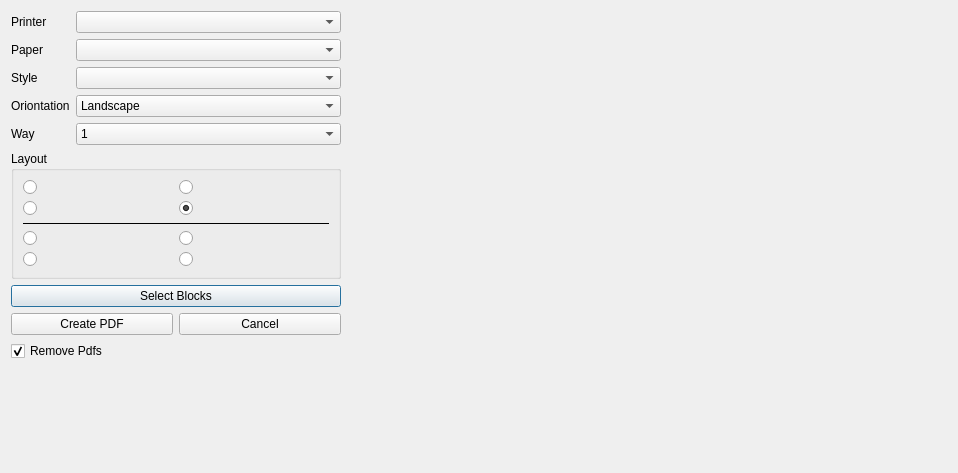
The window that widgets/import_export/export_dwg_to_pdf.ui (ebrahimraeyat/civilTools) describes before a commit, drawn with Qt 5.
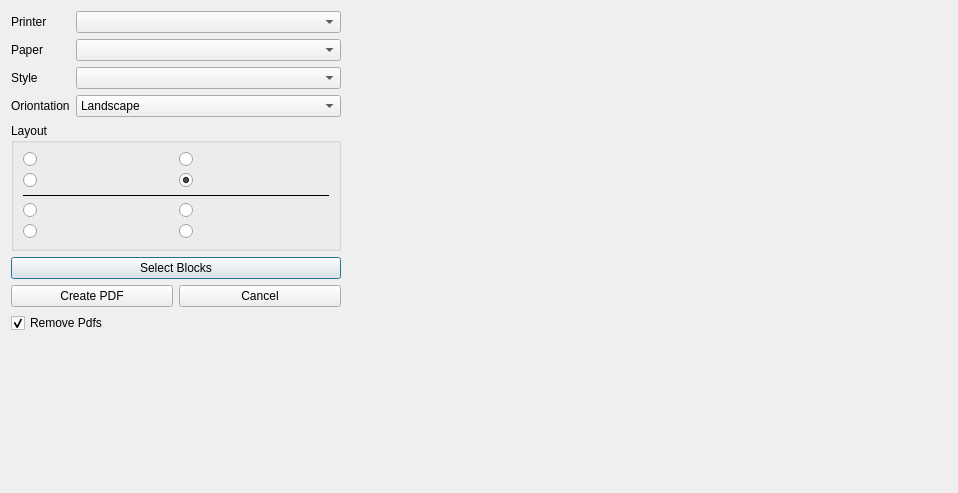
The same window after the commit. Icons and pictures are not drawn.

Commit message: Set the way=2 default and remove errors in dwg to pdf

Patch:
```diff
--- a/widgets/import_export/export_dwg_to_pdf.ui
+++ b/widgets/import_export/export_dwg_to_pdf.ui
@@ -7,7 +7,7 @@
     <x>0</x>
     <y>0</y>
     <width>958</width>
-    <height>473</height>
+    <height>493</height>
    </rect>
   </property>
   <property name="windowTitle">
@@ -35,30 +35,6 @@
        <item row="0" column="1">
         <widget class="QComboBox" name="printers"/>
        </item>
-       <item row="5" column="0">
-        <widget class="QLabel" name="label">
-         <property name="text">
-          <string>Way</string>
-         </property>
-        </widget>
-       </item>
-       <item row="5" column="1">
-        <widget class="QComboBox" name="way_combobox">
-         <property name="currentText">
-          <string>1</string>
-         </property>
-         <item>
-          <property name="text">
-           <string>1</string>
-          </property>
-         </item>
-         <item>
-          <property name="text">
-           <string>2</string>
-          </property>
-         </item>
-        </widget>
-       </item>
        <item row="2" column="0">
         <widget class="QLabel" name="label_4">
          <property name="text">
```
The commit also changes 2 other files.
